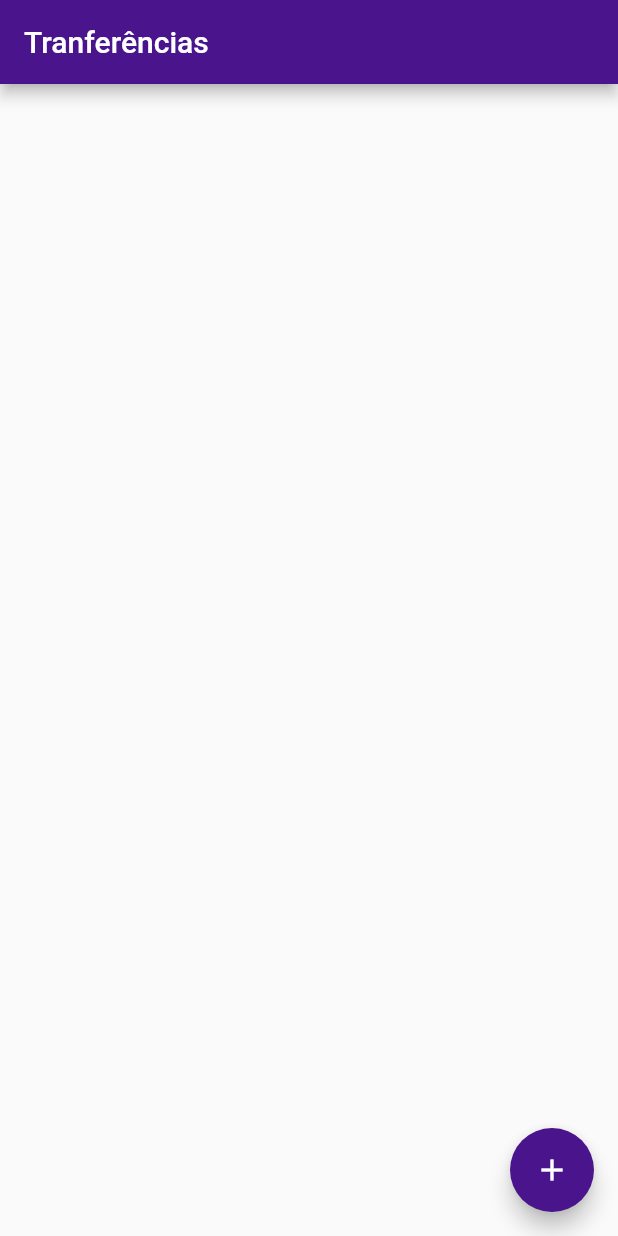
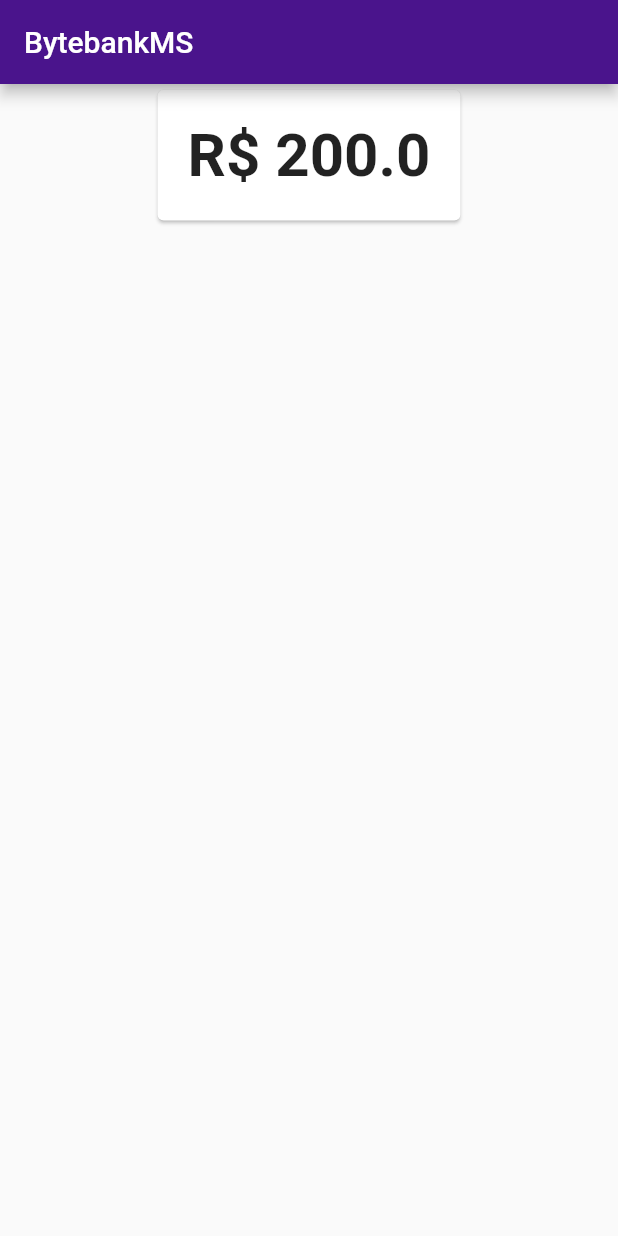
Before and after one commit to MayronSouza/bytebankms, a Flutter app: the screen it shows after launch, on a phone screen of 412 x 824 dp. Run offline on Flutter 3.47's test engine with Material 2 defaults, Android fonts, the phone set to English and light mode, and no system bars.

Commit message:
Criando o Dashboard do App

```diff
--- a/lib/main.dart
+++ b/lib/main.dart
@@ -1,4 +1,4 @@
-import 'package:bytebankms/screens/transferencia/lista.dart';
+import 'package:bytebankms/screens/dashboard/dashboard.dart';
 import 'package:flutter/material.dart';
 
 void main() => runApp(BytebankApp());
@@ -15,7 +15,7 @@ class BytebankApp extends StatelessWidget {
           textTheme: ButtonTextTheme.primary,
         ),
       ),
-      home: ListaTransferencias(),
+      home: Dashboard(),
     );
   }
 }
--- /dev/null
+++ b/lib/models/saldo.dart
@@ -0,0 +1,8 @@
+class Saldo {
+  final double valor;
+
+  Saldo(this.valor);
+
+  @override
+  String toString() => 'R\$ $valor';
+}
--- /dev/null
+++ b/lib/screens/dashboard/dashboard.dart
@@ -0,0 +1,20 @@
+import 'package:bytebankms/models/saldo.dart';
+import 'package:bytebankms/screens/dashboard/saldo_card.dart';
+import 'package:flutter/material.dart';
+
+class Dashboard extends StatelessWidget {
+  @override
+  Widget build(BuildContext context) {
+    return Scaffold(
+      appBar: AppBar(
+        title: Text('BytebankMS'),
+      ),
+      body: Align(
+        alignment: Alignment.topCenter,
+        child: SaldoCard(
+          Saldo(200.0),
+        ),
+      ),
+    );
+  }
+}
--- /dev/null
+++ b/lib/screens/dashboard/saldo_card.dart
@@ -0,0 +1,26 @@
+import 'package:bytebankms/models/saldo.dart';
+import 'package:flutter/cupertino.dart';
+import 'package:flutter/material.dart';
+
+class SaldoCard extends StatelessWidget {
+  final Saldo saldo;
+
+  const SaldoCard(this.saldo);
+
+  @override
+  Widget build(BuildContext context) {
+    return Card(
+      child: Padding(
+        padding: const EdgeInsets.all(20.0),
+        child: Text(
+          saldo.toString(),
+          textAlign: TextAlign.center,
+          style: TextStyle(
+            fontSize: 40.0,
+            fontWeight: FontWeight.bold,
+          ),
+        ),
+      ),
+    );
+  }
+}
```
